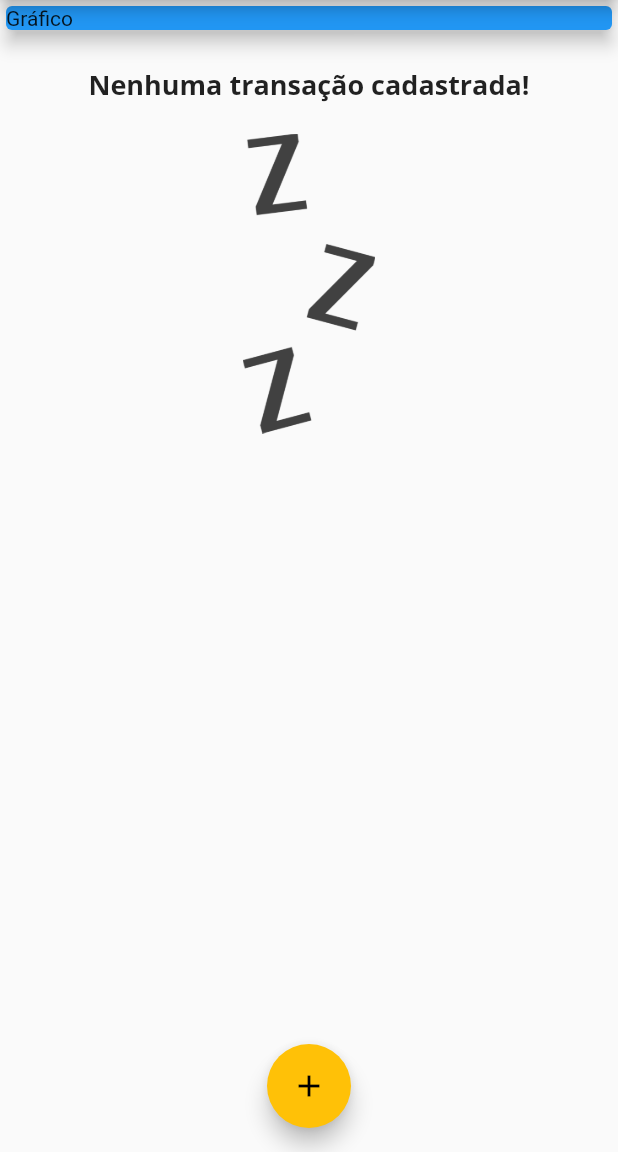
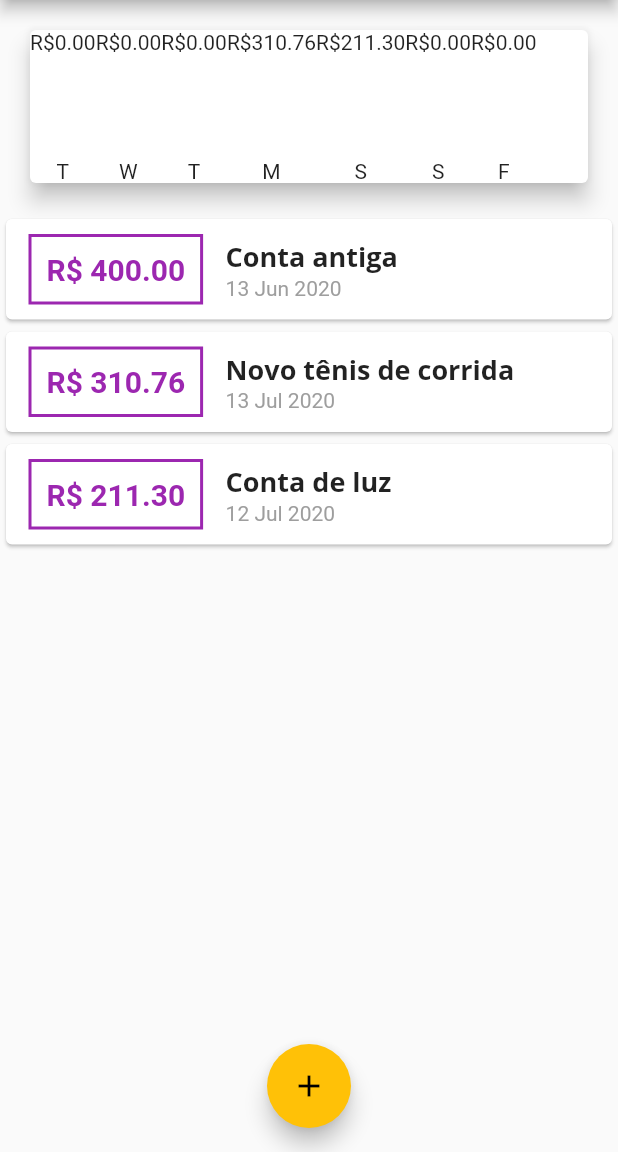
Before and after one commit to diogo-agb/projeto_despesas_pessoais, a Flutter app: the screen it shows after launch, on a phone screen of 412 x 824 dp, the part 84-1236 px from its top. Run offline on Flutter 3.47's test engine with Material 2 defaults, Android fonts, the phone set to English and light mode, and no system bars.

Commit message:
update including graph

```diff
--- /dev/null
+++ b/lib/components/chart.dart
@@ -0,0 +1,53 @@
+import 'package:flutter/material.dart';
+import '../models/transaction.dart';
+import 'package:intl/intl.dart';
+import './chart_bar.dart';
+
+class Chart extends StatelessWidget {
+  final List<Transaction> recentTransactions;
+
+  Chart(this.recentTransactions);
+
+  List<Map<String, Object>> get groupedTransactions {
+    return List.generate(7, (index) {
+      final weekDay = DateTime.now().subtract(
+        Duration(days: index),
+      );
+
+      double totalSum = 0.0;
+
+      for (var transaction in recentTransactions) {
+        bool sameDay = transaction.date.day == weekDay.day;
+        bool sameMonth = transaction.date.month == weekDay.month;
+        bool sameYear = transaction.date.year == weekDay.year;
+
+        if (sameDay && sameMonth && sameYear) {
+          totalSum += transaction.value;
+        }
+      }
+
+      return {
+        'day': DateFormat.E().format(weekDay)[0],
+        'value': totalSum,
+      };
+    });
+  }
+
+  @override
+  Widget build(BuildContext context) {
+    groupedTransactions;
+    return Card(
+      elevation: 6,
+      margin: EdgeInsets.all(20),
+      child: Row(
+        children: groupedTransactions
+            .map((tr) => ChartBar(
+                  label: tr['day'],
+                  value: tr['value'],
+                  percentage: 0,
+                ))
+            .toList(),
+      ),
+    );
+  }
+}
--- /dev/null
+++ b/lib/components/chart_bar.dart
@@ -0,0 +1,26 @@
+import 'package:flutter/material.dart';
+
+class ChartBar extends StatelessWidget {
+  final String label;
+  final double value;
+  final double percentage;
+
+  ChartBar({
+    this.label,
+    this.value,
+    this.percentage,
+  });
+
+  @override
+  Widget build(BuildContext context) {
+    return Column(
+      children: <Widget>[
+        Text('R\$${value.toStringAsFixed(2)}'),
+        SizedBox(height: 5),
+        Container(height: 60, width: 10, child: null),
+        SizedBox(height: 5),
+        Text(label),
+      ],
+    );
+  }
+}
--- a/lib/main.dart
+++ b/lib/main.dart
@@ -4,6 +4,7 @@ import './models/transaction.dart';
 import './components/transaction_form.dart';
 import './components/transaction_list.dart';
 import 'dart:math';
+import './components/chart.dart';
 
 main() => runApp(ExpensesApp());
 
@@ -51,19 +52,32 @@ class MyHomePage extends StatefulWidget {
 
 class _MyHomePageState extends State<MyHomePage> {
   final List<Transaction> _transactions = [
-    // Transaction(
-    //   id: 't1',
-    //   title: 'Novo tênis de corrida',
-    //   value: 310.76,
-    //   date: DateTime.now(),
-    // ),
-    // Transaction(
-    //   id: 't2',
-    //   title: 'Conta de luz',
-    //   value: 211.30,
-    //   date: DateTime.now(),
-    // ),
+    Transaction(
+      id: 't0',
+      title: 'Conta antiga',
+      value: 400.00,
+      date: DateTime.now().subtract(Duration(days: 33)),
+    ),
+    Transaction(
+      id: 't1',
+      title: 'Novo tênis de corrida',
+      value: 310.76,
+      date: DateTime.now().subtract(Duration(days: 3)),
+    ),
+    Transaction(
+      id: 't2',
+      title: 'Conta de luz',
+      value: 211.30,
+      date: DateTime.now().subtract(Duration(days: 4)),
+    ),
   ];
+
+  List<Transaction> get _recentTransactions {
+    return _transactions
+        .where(
+            (tr) => tr.date.isAfter(DateTime.now().subtract(Duration(days: 7))))
+        .toList();
+  }
 
   _addTransaction(String title, double value) {
     final newTransaction = Transaction(
@@ -113,13 +127,7 @@ class _MyHomePageState extends State<MyHomePage> {
           child: Column(
             crossAxisAlignment: CrossAxisAlignment.stretch,
             children: <Widget>[
-              Container(
-                child: Card(
-                  color: Colors.blue,
-                  child: Text('Gráfico'),
-                  elevation: 5,
-                ),
-              ),
+              Chart(_recentTransactions),
               TransactionList(_transactions),
             ],
           ),
```
